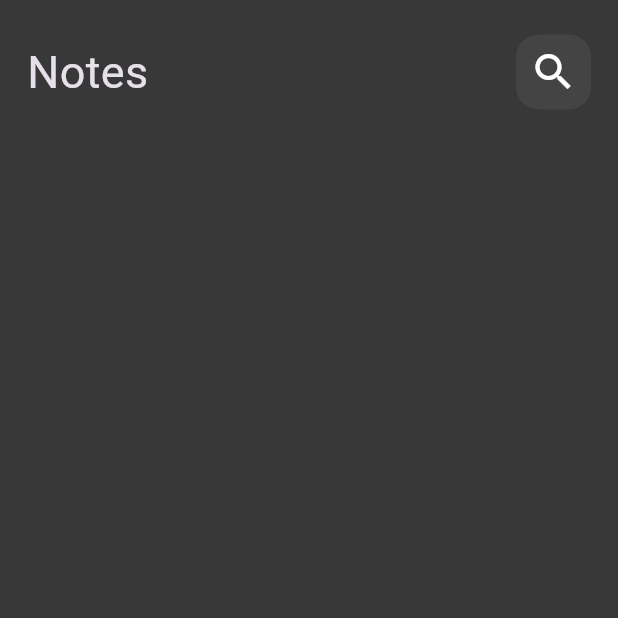
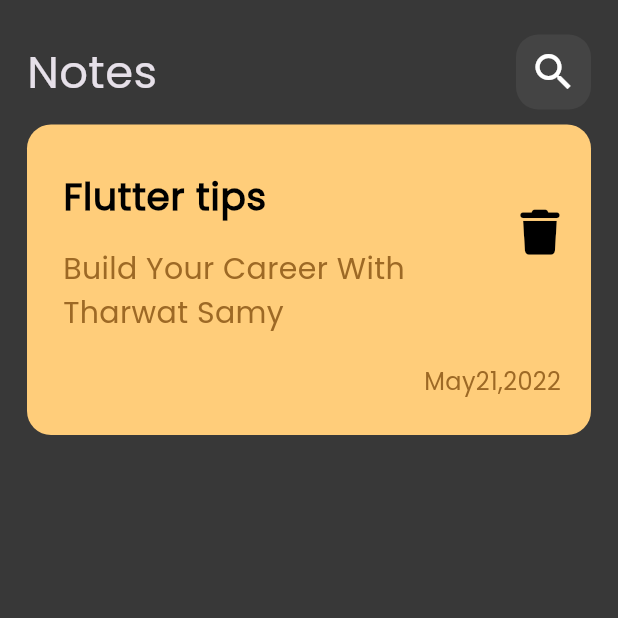
Before and after one commit to Mo967tech/notes_app, a Flutter app: the screen it shows after launch, on a phone screen of 412 x 824 dp, the top half of it. Run offline on Flutter 3.47's test engine with Material 3 defaults, Android fonts, the phone set to English and light mode, and no system bars; our stand-ins replace font_awesome_flutter.

Commit message:
create custom note item

```diff
--- a/lib/main.dart
+++ b/lib/main.dart
@@ -12,6 +12,7 @@ class NotesApp extends StatelessWidget {
       debugShowCheckedModeBanner: false,
       theme: ThemeData(
         brightness: Brightness.dark,
+        fontFamily: "Poppins",
         //to change brightness color
         scaffoldBackgroundColor: const Color(0XFF383838),
       ),
--- /dev/null
+++ b/lib/widgets/custom_note_item.dart
@@ -0,0 +1,67 @@
+import 'package:flutter/material.dart';
+import 'package:font_awesome_flutter/font_awesome_flutter.dart';
+
+class CustomNoteItem extends StatelessWidget {
+  const CustomNoteItem({super.key});
+
+  @override
+  Widget build(BuildContext context) {
+    return Container(
+      padding: const EdgeInsets.only(
+        top: 22,
+        bottom: 24,
+        left: 24,
+        right: 10,
+      ),
+      decoration: BoxDecoration(
+        color: const Color(0XFFFFCD7A),
+        borderRadius: BorderRadius.circular(16),
+      ),
+      child: Column(
+        crossAxisAlignment: CrossAxisAlignment.end,
+        children: [
+          ListTile(
+            contentPadding: const EdgeInsets.all(0),
+            title: const Padding(
+              padding: EdgeInsets.only(bottom: 15.0),
+              child: Text(
+                "Flutter tips",
+                style: TextStyle(
+                  color: Colors.black,
+                  fontWeight: FontWeight.bold,
+                  fontSize: 25,
+                ),
+              ),
+            ),
+            subtitle: const Text(
+              "Build Your Career With\nTharwat Samy",
+              style: TextStyle(
+                color: Color(0XFF9D6925),
+                fontSize: 20,
+              ),
+            ),
+            trailing: IconButton(
+              padding: const EdgeInsets.only(bottom: 35),
+              onPressed: () {},
+              icon: const Icon(
+                FontAwesomeIcons.trash,
+                color: Colors.black,
+                size: 30,
+              ),
+            ),
+          ),
+          const Padding(
+            padding: EdgeInsets.only(right: 10.0, top: 12),
+            child: Text(
+              "May21,2022",
+              style: TextStyle(
+                color: Color(0XFF9D6925),
+                fontSize: 16,
+              ),
+            ),
+          ),
+        ],
+      ),
+    );
+  }
+}
--- a/lib/widgets/notes_view_body.dart
+++ b/lib/widgets/notes_view_body.dart
@@ -1,5 +1,6 @@
 import 'package:flutter/material.dart';
 import 'package:notes_app/widgets/custom_app_bar.dart';
+import 'package:notes_app/widgets/custom_note_item.dart';
 
 class NotesViewBody extends StatelessWidget {
   const NotesViewBody({super.key});
@@ -14,6 +15,8 @@ class NotesViewBody extends StatelessWidget {
       child: Column(
         children: [
           CustomAppBar(),
+          SizedBox(height: 10),
+          CustomNoteItem(),
         ],
       ),
     );
```
Also changed, not shown: pubspec.yaml (+6 -12 lines), assets/fonts/Poppins-Regular.ttf (added), pubspec.lock.
